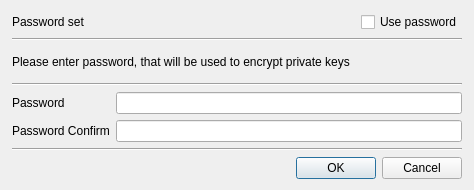
This is CertMan/set_pass_dlg.ui in jykim74/CertMan as Qt 5 draws it before an edit. The edited form follows.
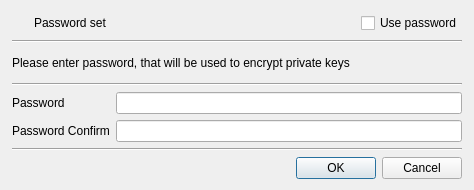
This is the edited form. Icons and pictures are not drawn.

```diff
--- a/CertMan/set_pass_dlg.ui
+++ b/CertMan/set_pass_dlg.ui
@@ -26,20 +26,6 @@
    <item>
     <layout class="QGridLayout" name="gridLayout_3">
      <item row="0" column="2">
-      <widget class="QCheckBox" name="mUsePassCheck">
-       <property name="text">
-        <string>Use password</string>
-       </property>
-      </widget>
-     </item>
-     <item row="0" column="0">
-      <widget class="QLabel" name="mHeadLabel">
-       <property name="text">
-        <string>Password set</string>
-       </property>
-      </widget>
-     </item>
-     <item row="0" column="1">
       <spacer name="horizontalSpacer">
        <property name="orientation">
         <enum>Qt::Horizontal</enum>
@@ -52,6 +38,46 @@
        </property>
       </spacer>
      </item>
+     <item row="0" column="1">
+      <widget class="QLabel" name="mHeadLabel">
+       <property name="text">
+        <string>Password set</string>
+       </property>
+      </widget>
+     </item>
+     <item row="0" column="3">
+      <widget class="QCheckBox" name="mUsePassCheck">
+       <property name="text">
+        <string>Use password</string>
+       </property>
+      </widget>
+     </item>
+     <item row="0" column="0">
+      <widget class="QPushButton" name="pushButton">
+       <property name="minimumSize">
+        <size>
+         <width>16</width>
+         <height>0</height>
+        </size>
+       </property>
+       <property name="maximumSize">
+        <size>
+         <width>16</width>
+         <height>16777215</height>
+        </size>
+       </property>
+       <property name="text">
+        <string/>
+       </property>
+       <property name="icon">
+        <iconset resource="certman.qrc">
+         <normaloff>:/images/setpass.png</normaloff>:/images/setpass.png</iconset>
+       </property>
+       <property name="flat">
+        <bool>true</bool>
+       </property>
+      </widget>
+     </item>
     </layout>
    </item>
    <item>
```
Left out of the diff: 4 changed lines with no effect on the pictures.
